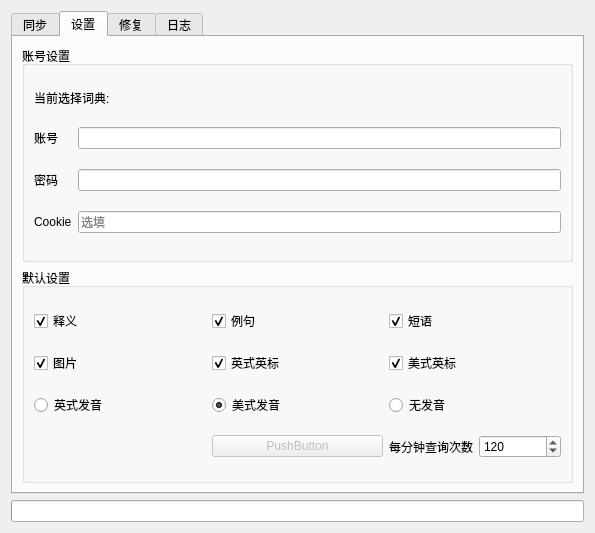
Before: the Qt Designer form addon/UIForm/main_ui.ui in joexzh/Dict2Anki, drawn with Qt 5.
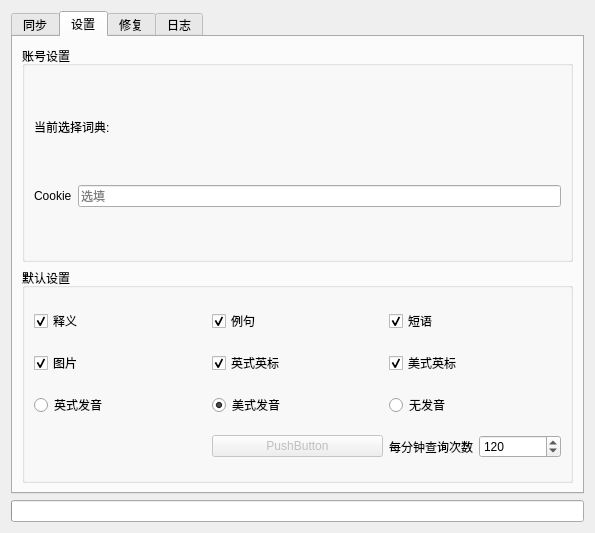
After: the same form once the commit is applied. The open tabs and pages were chosen to show the change.

Commit message: config.json: drop `username` and `password`

Patch:
```diff
--- a/addon/UIForm/main_ui.ui
+++ b/addon/UIForm/main_ui.ui
@@ -242,16 +242,6 @@
           <string>账号设置</string>
          </property>
          <layout class="QGridLayout" name="gridLayout_3">
-          <item row="8" column="0">
-           <widget class="QLabel" name="cookieLabel">
-            <property name="text">
-             <string>Cookie</string>
-            </property>
-            <property name="alignment">
-             <set>Qt::AlignmentFlag::AlignLeading|Qt::AlignmentFlag::AlignLeft|Qt::AlignmentFlag::AlignVCenter</set>
-            </property>
-           </widget>
-          </item>
           <item row="3" column="0" colspan="2">
            <widget class="QLabel" name="currentDictionaryLabel">
             <property name="sizePolicy">
@@ -265,7 +255,17 @@
             </property>
            </widget>
           </item>
-          <item row="8" column="1">
+          <item row="6" column="0">
+           <widget class="QLabel" name="cookieLabel">
+            <property name="text">
+             <string>Cookie</string>
+            </property>
+            <property name="alignment">
+             <set>Qt::AlignmentFlag::AlignLeading|Qt::AlignmentFlag::AlignLeft|Qt::AlignmentFlag::AlignVCenter</set>
+            </property>
+           </widget>
+          </item>
+          <item row="6" column="1">
            <widget class="QLineEdit" name="cookieLineEdit">
             <property name="sizePolicy">
              <sizepolicy hsizetype="Expanding" vsizetype="Fixed">
@@ -281,49 +281,6 @@
             </property>
            </widget>
           </item>
-          <item row="5" column="0">
-           <widget class="QLabel" name="usernameLabel">
-            <property name="text">
-             <string>账号</string>
-            </property>
-            <property name="alignment">
-             <set>Qt::AlignmentFlag::AlignLeading|Qt::AlignmentFlag::AlignLeft|Qt::AlignmentFlag::AlignVCenter</set>
-            </property>
-           </widget>
-          </item>
-          <item row="5" column="1">
-           <widget class="QLineEdit" name="usernameLineEdit">
-            <property name="sizePolicy">
-             <sizepolicy hsizetype="Expanding" vsizetype="Fixed">
-              <horstretch>0</horstretch>
-              <verstretch>0</verstretch>
-             </sizepolicy>
-            </property>
-           </widget>
-          </item>
-          <item row="7" column="1">
-           <widget class="QLineEdit" name="passwordLineEdit">
-            <property name="sizePolicy">
-             <sizepolicy hsizetype="Expanding" vsizetype="Fixed">
-              <horstretch>0</horstretch>
-              <verstretch>0</verstretch>
-             </sizepolicy>
-            </property>
-            <property name="echoMode">
-             <enum>QLineEdit::EchoMode::PasswordEchoOnEdit</enum>
-            </property>
-           </widget>
-          </item>
-          <item row="7" column="0">
-           <widget class="QLabel" name="passwordLabel">
-            <property name="text">
-             <string>密码</string>
-            </property>
-            <property name="alignment">
-             <set>Qt::AlignmentFlag::AlignLeading|Qt::AlignmentFlag::AlignLeft|Qt::AlignmentFlag::AlignVCenter</set>
-            </property>
-           </widget>
-          </item>
          </layout>
         </widget>
        </item>
```
The commit also changes 9 other files.
